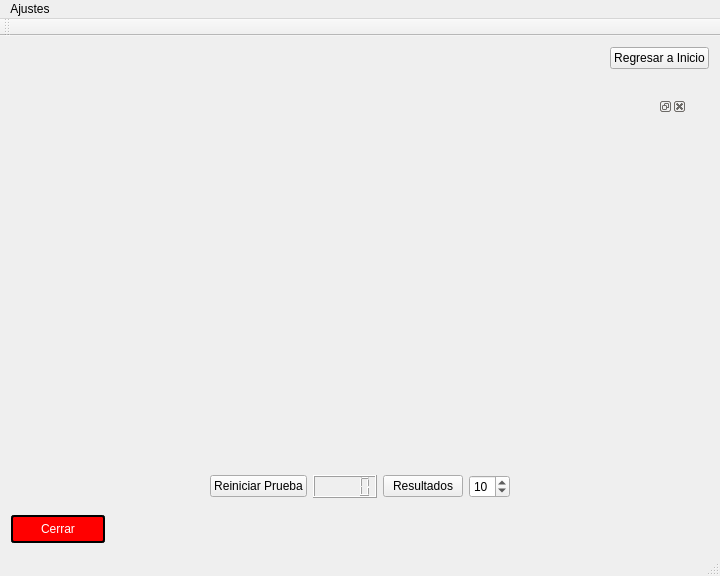
Qt form mainwindow.ui (hectorda/Bio-Feedback) before a commit.
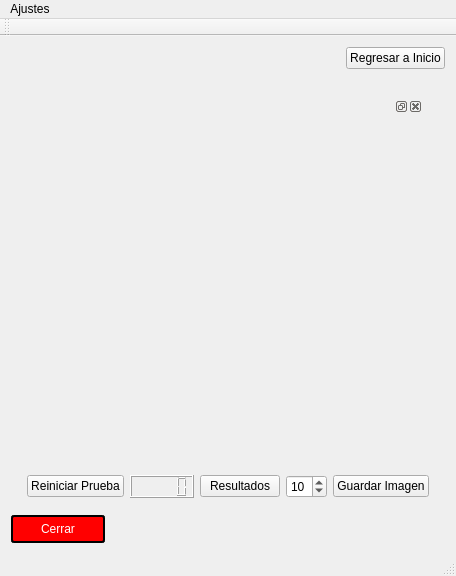
The same form after that commit. The open tabs and pages were chosen to show the change. Icons and pictures are not drawn. Custom widgets are drawn as their Qt base class.

Commit message: Circulos en el Grafico, y Guardar Imagen

The edit to the form file:
```diff
--- a/mainwindow.ui
+++ b/mainwindow.ui
@@ -6,7 +6,7 @@
    <rect>
     <x>0</x>
     <y>0</y>
-    <width>720</width>
+    <width>456</width>
     <height>576</height>
    </rect>
   </property>
@@ -392,6 +392,13 @@
             </property>
            </widget>
           </item>
+          <item>
+           <widget class="QPushButton" name="pushButtonSaveImage">
+            <property name="text">
+             <string>Guardar Imagen</string>
+            </property>
+           </widget>
+          </item>
           <item>
            <spacer name="horizontalSpacer_8">
             <property name="orientation">
@@ -484,7 +491,7 @@
     <rect>
      <x>0</x>
      <y>0</y>
-     <width>720</width>
+     <width>456</width>
      <height>21</height>
     </rect>
    </property>
```
Left out of the diff: 2 changed lines with no effect on the pictures. The commit also changes 2 other files.
